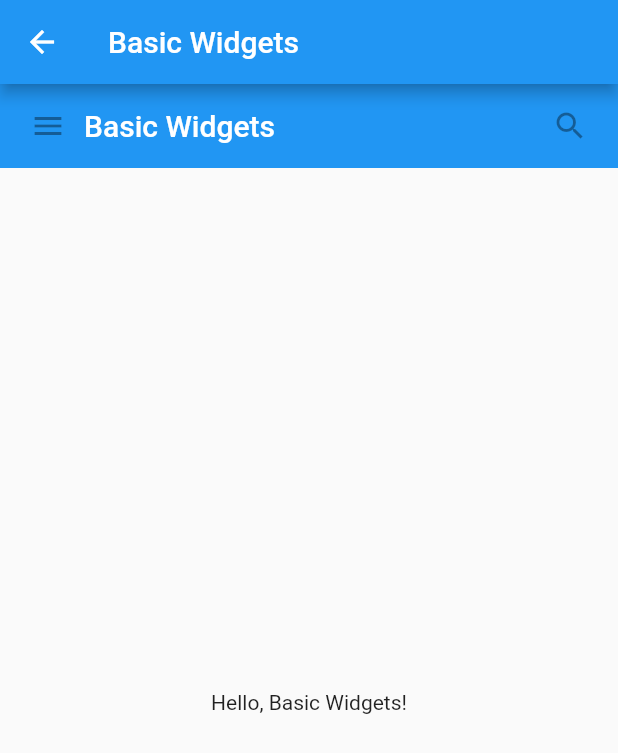
After one commit to Dart-for-Apps/introduction-to-widgets, a Flutter app: the BasicWidgets screen opened directly, on a phone screen of 412 x 824 dp. The commit adds this screen. Shown: the top 753 px of the screen. Run offline on Flutter 3.47's test engine with Material 2 defaults, Android fonts, the phone set to English and light mode, and no system bars.

Commit message:
hello world 코드/해설, basic widgets 코드
basic widgets 해설 필요

```diff
--- /dev/null
+++ b/lib/basic-widgets.dart
@@ -0,0 +1,54 @@
+import 'package:flutter/material.dart';
+
+class MyAppBar extends StatelessWidget {
+  MyAppBar({this.title});
+
+  final Widget title;
+
+  @override
+  Widget build(BuildContext context) {
+    return Container(
+        height: 56.0,
+        padding: const EdgeInsets.symmetric(horizontal: 8.0),
+        decoration: BoxDecoration(color: Colors.blue[500]),
+        child: Row(
+          children: <Widget>[
+            IconButton(
+              icon: Icon(Icons.menu),
+              tooltip: 'Navigation menu',
+              onPressed: null,
+            ),
+            Expanded(
+              child: title,
+            ),
+            IconButton(
+              icon: Icon(Icons.search),
+              tooltip: 'Search',
+              onPressed: null,
+            )
+          ],
+        ));
+  }
+}
+
+class BasicWidgets extends StatelessWidget {
+  @override
+  Widget build(BuildContext context) {
+    return Scaffold(
+        appBar: AppBar(
+          title: Text('Basic Widgets'),
+        ),
+        body: Column(children: <Widget>[
+          MyAppBar(
+            title: Text(
+              'Basic Widgets',
+              style: Theme.of(context).primaryTextTheme.title,
+            ),
+          ),
+          Expanded(
+              child: Center(
+            child: Text('Hello, Basic Widgets!'),
+          ))
+        ]));
+  }
+}
--- a/lib/main.dart
+++ b/lib/main.dart
@@ -1,11 +1,10 @@
 import 'package:flutter/material.dart';
 
+import 'basic-widgets.dart';
 import 'helloworld.dart';
+
 void main() => runApp(MyApp());
 
-final Map<String, Widget>_introList = {
-  'Hello World': HelloWorld(),
-};
 
 class MyApp extends StatelessWidget {
   // This widget is the root of your application.
@@ -37,6 +36,11 @@ class MyHomePage extends StatelessWidget {
 
   final String title;
 
+  final Map<String, Widget>_introList = {
+    'Hello World': HelloWorld(),
+    'Basic Widgets': BasicWidgets(),
+  };
+
   @override
   Widget build(BuildContext context) {
     // TODO: implement build
@@ -54,7 +58,6 @@ class MyHomePage extends StatelessWidget {
         ),
       ),
     );
-    return null;
   }
 
   Widget _buildMenu(String menu, context) {
```
Also changed, not shown: lib/generated/i18n.dart (added), 2 other files.
